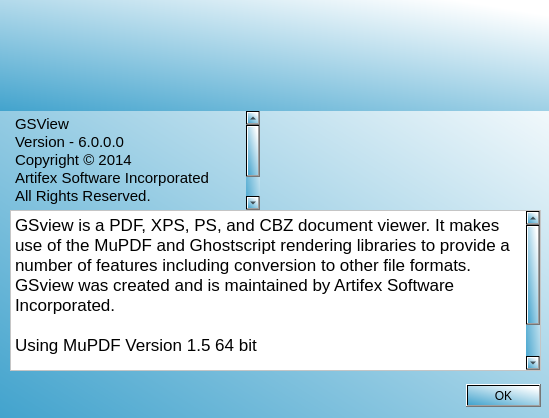
Above: AboutDialog.ui from ailinwang/qt-gsview before the change. Below: the same form after it.
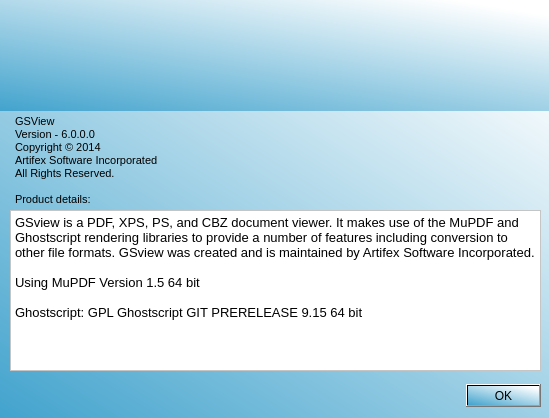
That is the form after the change. Icons and pictures are not drawn.

Commit message: use px, not pt for font sizes

What changed in the file:
```diff
--- a/AboutDialog.ui
+++ b/AboutDialog.ui
@@ -62,13 +62,13 @@
 &lt;html&gt;&lt;head&gt;&lt;meta name=&quot;qrichtext&quot; content=&quot;1&quot; /&gt;&lt;style type=&quot;text/css&quot;&gt;
 p, li { white-space: pre-wrap; }
 &lt;/style&gt;&lt;/head&gt;&lt;body style=&quot; font-family:'.Lucida Grande UI'; font-size:13pt; font-weight:400; font-style:normal;&quot;&gt;
-&lt;p style=&quot; margin-top:0px; margin-bottom:0px; margin-left:0px; margin-right:0px; -qt-block-indent:0; text-indent:0px;&quot;&gt;&lt;span style=&quot; font-size:11pt;&quot;&gt;GSView&lt;/span&gt;&lt;/p&gt;
-&lt;p style=&quot; margin-top:0px; margin-bottom:0px; margin-left:0px; margin-right:0px; -qt-block-indent:0; text-indent:0px;&quot;&gt;&lt;span style=&quot; font-size:11pt;&quot;&gt;Version - 6.0.0.0&lt;/span&gt;&lt;/p&gt;
-&lt;p style=&quot; margin-top:0px; margin-bottom:0px; margin-left:0px; margin-right:0px; -qt-block-indent:0; text-indent:0px;&quot;&gt;&lt;span style=&quot; font-size:11pt;&quot;&gt;Copyright © 2014&lt;/span&gt;&lt;/p&gt;
-&lt;p style=&quot; margin-top:0px; margin-bottom:0px; margin-left:0px; margin-right:0px; -qt-block-indent:0; text-indent:0px;&quot;&gt;&lt;span style=&quot; font-size:11pt;&quot;&gt;Artifex Software Incorporated&lt;/span&gt;&lt;/p&gt;
-&lt;p style=&quot; margin-top:0px; margin-bottom:0px; margin-left:0px; margin-right:0px; -qt-block-indent:0; text-indent:0px;&quot;&gt;&lt;span style=&quot; font-size:11pt;&quot;&gt;All Rights Reserved.&lt;/span&gt;&lt;/p&gt;
-&lt;p style=&quot;-qt-paragraph-type:empty; margin-top:0px; margin-bottom:0px; margin-left:0px; margin-right:0px; -qt-block-indent:0; text-indent:0px; font-size:11pt;&quot;&gt;&lt;br /&gt;&lt;/p&gt;
-&lt;p style=&quot; margin-top:0px; margin-bottom:0px; margin-left:0px; margin-right:0px; -qt-block-indent:0; text-indent:0px;&quot;&gt;&lt;span style=&quot; font-size:11pt;&quot;&gt;Product details:&lt;/span&gt;&lt;/p&gt;&lt;/body&gt;&lt;/html&gt;</string>
+&lt;p style=&quot; margin-top:0px; margin-bottom:0px; margin-left:0px; margin-right:0px; -qt-block-indent:0; text-indent:0px;&quot;&gt;&lt;span style=&quot; font-size:11px;&quot;&gt;GSView&lt;/span&gt;&lt;/p&gt;
+&lt;p style=&quot; margin-top:0px; margin-bottom:0px; margin-left:0px; margin-right:0px; -qt-block-indent:0; text-indent:0px;&quot;&gt;&lt;span style=&quot; font-size:11px;&quot;&gt;Version - 6.0.0.0&lt;/span&gt;&lt;/p&gt;
+&lt;p style=&quot; margin-top:0px; margin-bottom:0px; margin-left:0px; margin-right:0px; -qt-block-indent:0; text-indent:0px;&quot;&gt;&lt;span style=&quot; font-size:11px;&quot;&gt;Copyright © 2014&lt;/span&gt;&lt;/p&gt;
+&lt;p style=&quot; margin-top:0px; margin-bottom:0px; margin-left:0px; margin-right:0px; -qt-block-indent:0; text-indent:0px;&quot;&gt;&lt;span style=&quot; font-size:11px;&quot;&gt;Artifex Software Incorporated&lt;/span&gt;&lt;/p&gt;
+&lt;p style=&quot; margin-top:0px; margin-bottom:0px; margin-left:0px; margin-right:0px; -qt-block-indent:0; text-indent:0px;&quot;&gt;&lt;span style=&quot; font-size:11px;&quot;&gt;All Rights Reserved.&lt;/span&gt;&lt;/p&gt;
+&lt;p style=&quot;-qt-paragraph-type:empty; margin-top:0px; margin-bottom:0px; margin-left:0px; margin-right:0px; -qt-block-indent:0; text-indent:0px; font-size:11px;&quot;&gt;&lt;br /&gt;&lt;/p&gt;
+&lt;p style=&quot; margin-top:0px; margin-bottom:0px; margin-left:0px; margin-right:0px; -qt-block-indent:0; text-indent:0px;&quot;&gt;&lt;span style=&quot; font-size:11px;&quot;&gt;Product details:&lt;/span&gt;&lt;/p&gt;&lt;/body&gt;&lt;/html&gt;</string>
    </property>
   </widget>
   <widget class="QTextBrowser" name="textBrowser_2">
@@ -88,12 +88,12 @@
 &lt;html&gt;&lt;head&gt;&lt;meta name=&quot;qrichtext&quot; content=&quot;1&quot; /&gt;&lt;style type=&quot;text/css&quot;&gt;
 p, li { white-space: pre-wrap; }
 &lt;/style&gt;&lt;/head&gt;&lt;body style=&quot; font-family:'.Lucida Grande UI'; font-size:13pt; font-weight:400; font-style:normal;&quot;&gt;
-&lt;p style=&quot; margin-top:0px; margin-bottom:0px; margin-left:0px; margin-right:0px; -qt-block-indent:0; text-indent:0px;&quot;&gt;GSview is a PDF, XPS, PS, and CBZ document viewer. It makes use of the MuPDF and Ghostscript rendering libraries to provide a number of features including conversion to other file formats. GSview was created and is maintained by Artifex Software Incorporated.&lt;/p&gt;
-&lt;p style=&quot;-qt-paragraph-type:empty; margin-top:0px; margin-bottom:0px; margin-left:0px; margin-right:0px; -qt-block-indent:0; text-indent:0px;&quot;&gt;&lt;br /&gt;&lt;/p&gt;
-&lt;p style=&quot; margin-top:0px; margin-bottom:0px; margin-left:0px; margin-right:0px; -qt-block-indent:0; text-indent:0px;&quot;&gt;Using MuPDF Version 1.5 64 bit&lt;/p&gt;
-&lt;p style=&quot;-qt-paragraph-type:empty; margin-top:0px; margin-bottom:0px; margin-left:0px; margin-right:0px; -qt-block-indent:0; text-indent:0px;&quot;&gt;&lt;br /&gt;&lt;/p&gt;
-&lt;p style=&quot; margin-top:0px; margin-bottom:0px; margin-left:0px; margin-right:0px; -qt-block-indent:0; text-indent:0px;&quot;&gt;Ghostscript: GPL Ghostscript GIT PRERELEASE 9.15 64 bit&lt;/p&gt;
-&lt;p style=&quot;-qt-paragraph-type:empty; margin-top:0px; margin-bottom:0px; margin-left:0px; margin-right:0px; -qt-block-indent:0; text-indent:0px;&quot;&gt;&lt;br /&gt;&lt;/p&gt;&lt;/body&gt;&lt;/html&gt;</string>
+&lt;p style=&quot; margin-top:0px; margin-bottom:0px; margin-left:0px; margin-right:0px; -qt-block-indent:0; text-indent:0px;&quot;&gt;&lt;span style=&quot; font-size:13px;&quot;&gt;GSview is a PDF, XPS, PS, and CBZ document viewer. It makes use of the MuPDF and Ghostscript rendering libraries to provide a number of features including conversion to other file formats. GSview was created and is maintained by Artifex Software Incorporated.&lt;/span&gt;&lt;/p&gt;
+&lt;p style=&quot;-qt-paragraph-type:empty; margin-top:0px; margin-bottom:0px; margin-left:0px; margin-right:0px; -qt-block-indent:0; text-indent:0px; font-size:13px;&quot;&gt;&lt;br /&gt;&lt;/p&gt;
+&lt;p style=&quot; margin-top:0px; margin-bottom:0px; margin-left:0px; margin-right:0px; -qt-block-indent:0; text-indent:0px;&quot;&gt;&lt;span style=&quot; font-size:13px;&quot;&gt;Using MuPDF Version 1.5 64 bit&lt;/span&gt;&lt;/p&gt;
+&lt;p style=&quot;-qt-paragraph-type:empty; margin-top:0px; margin-bottom:0px; margin-left:0px; margin-right:0px; -qt-block-indent:0; text-indent:0px; font-size:13px;&quot;&gt;&lt;br /&gt;&lt;/p&gt;
+&lt;p style=&quot; margin-top:0px; margin-bottom:0px; margin-left:0px; margin-right:0px; -qt-block-indent:0; text-indent:0px;&quot;&gt;&lt;span style=&quot; font-size:13px;&quot;&gt;Ghostscript: GPL Ghostscript GIT PRERELEASE 9.15 64 bit&lt;/span&gt;&lt;/p&gt;
+&lt;p style=&quot;-qt-paragraph-type:empty; margin-top:0px; margin-bottom:0px; margin-left:0px; margin-right:0px; -qt-block-indent:0; text-indent:0px; font-size:13px;&quot;&gt;&lt;br /&gt;&lt;/p&gt;&lt;/body&gt;&lt;/html&gt;</string>
    </property>
   </widget>
  </widget>
```
